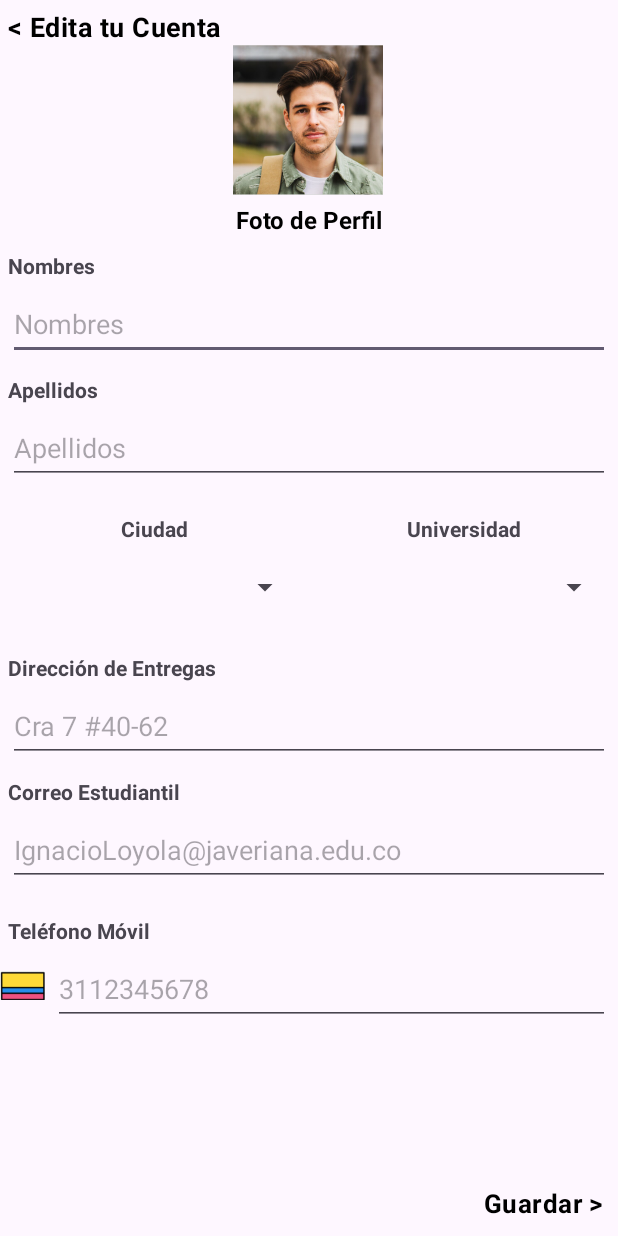
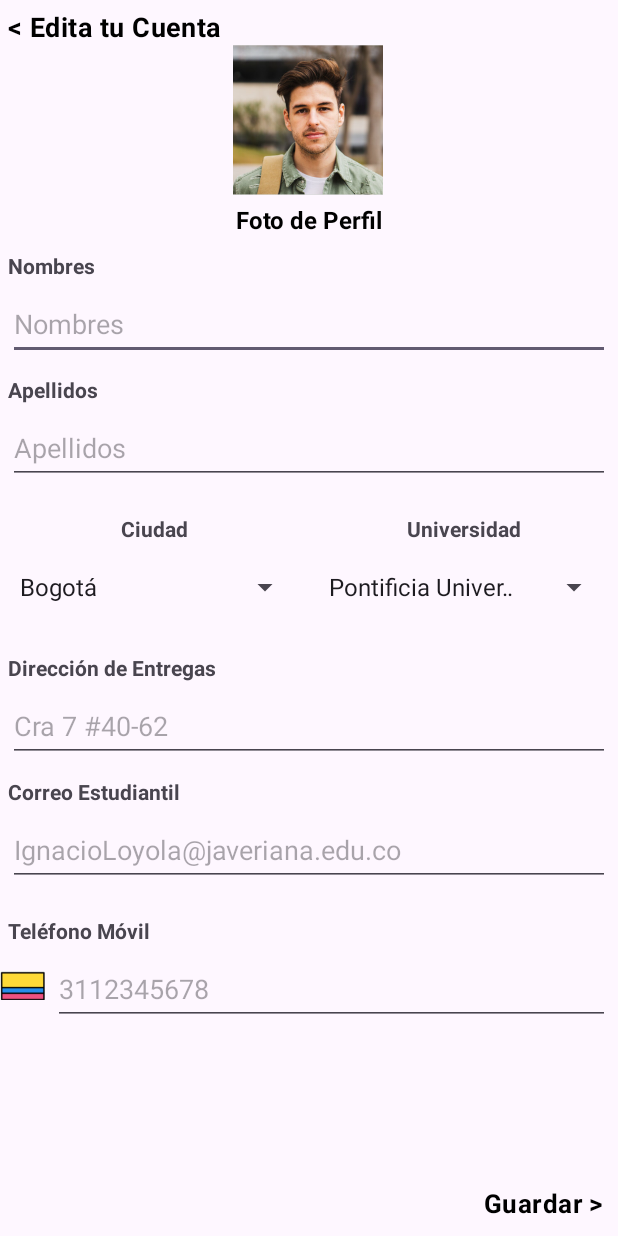
Before and after one commit to Carlosmercg/CampusGo, an Android app: the PerfilActivity screen opened directly, with no data from a screen before it, after a tap on "Editar Perfil >", on a phone screen of 412 x 824 dp. Run offline under Robolectric (Android 15) with nearby library versions, the phone set to English and light mode, and no system bars.

Commit message:
Update: Corrección de errores y se termina la implementación de la actividad editar perfil

```diff
--- a/app/src/main/java/com/example/campusgo/PerfilActivity.kt
+++ b/app/src/main/java/com/example/campusgo/PerfilActivity.kt
@@ -13,7 +13,7 @@ class PerfilActivity : AppCompatActivity() {
         binding = ActivityPerfilBinding.inflate(layoutInflater)
         setContentView(binding.root)
 
-        binding.cuenta.setOnClickListener {
+        binding.back.setOnClickListener {
             val intent = Intent(this, HomeActivity::class.java)
             startActivity(intent)
         }
--- a/app/src/main/res/layout/activity_editar_perfil.xml
+++ b/app/src/main/res/layout/activity_editar_perfil.xml
@@ -145,7 +145,8 @@
                 android:layout_marginEnd="5dp"
                 app:layout_constraintEnd_toStartOf="@+id/spinnerUniversidad"
                 app:layout_constraintStart_toStartOf="@+id/apellidos"
-                app:layout_constraintTop_toBottomOf="@+id/textView13" />
+                app:layout_constraintTop_toBottomOf="@+id/textView13"
+                android:entries="@array/ciudades"/>
 
             <Spinner
                 android:id="@+id/spinnerUniversidad"
@@ -155,7 +156,8 @@
                 android:layout_marginTop="5dp"
                 app:layout_constraintEnd_toEndOf="@+id/apellidos"
                 app:layout_constraintStart_toEndOf="@+id/spinnerCiudad"
-                app:layout_constraintTop_toBottomOf="@+id/textView14" />
+                app:layout_constraintTop_toBottomOf="@+id/textView14"
+                android:entries="@array/universidades"/>
 
             <TextView
                 android:id="@+id/textView15"
--- a/app/src/main/res/values/strings.xml
+++ b/app/src/main/res/values/strings.xml
@@ -8,4 +8,12 @@
     <string name="username">Username</string>
     <string name="password">Password</string>
     <string name="Background">background_image</string>
+    <string-array name="ciudades">
+        <item>Bogotá</item>
+    </string-array>
+    <string-array name="universidades">
+        <item>Pontificia Universidad Javeriana</item>
+        <item>Universidad Distrital</item>
+        <item>Universidad Gran Colombia</item>
+    </string-array>
 </resources>
```
